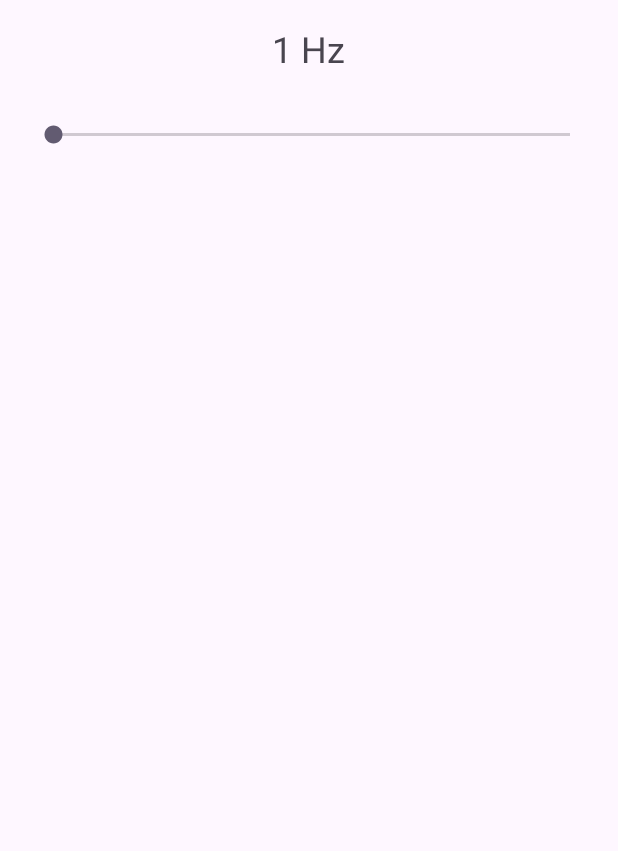
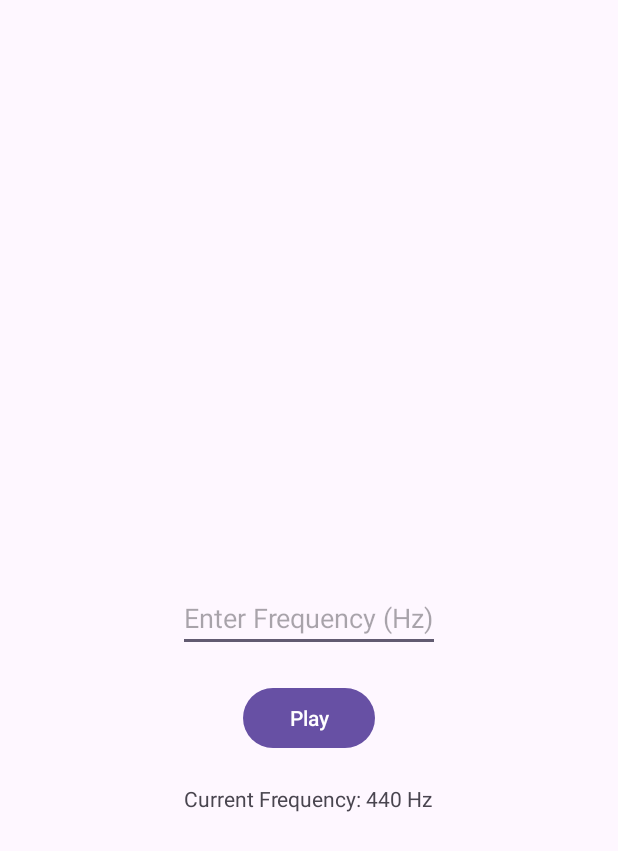
Before and after one commit to CheapPizza/FreqGenAndroid, an Android app: the screen it shows after launch (MainActivity), on a phone screen of 412 x 824 dp. Before the commit the part shown is almost empty. Shown: the top 851 px of the screen. Run offline under Robolectric (Android 15) with nearby library versions, the phone set to English and light mode, and no system bars.

Commit message:
improve UI

```diff
--- a/app/src/main/java/com/example/frequencygenerator/MainActivity.kt
+++ b/app/src/main/java/com/example/frequencygenerator/MainActivity.kt
@@ -2,19 +2,20 @@ package com.example.frequencygenerator
 
 import android.media.AudioAttributes
 import android.media.AudioFormat
-import android.media.AudioManager
 import android.media.AudioTrack
 import android.os.Bundle
 import android.util.Log
-import android.widget.SeekBar
+import android.widget.Button
+import android.widget.EditText
 import android.widget.TextView
 import androidx.appcompat.app.AppCompatActivity
 import kotlin.math.sin
 
 class MainActivity : AppCompatActivity() {
 
+    private lateinit var frequencyEditText: EditText
     private lateinit var frequencyTextView: TextView
-    private lateinit var seekBar: SeekBar
+    private lateinit var playButton: Button
     private var audioTrack: AudioTrack? = null
     private var isPlaying = false
     private val TAG = "FrequencyGenerator"
@@ -23,23 +24,21 @@ class MainActivity : AppCompatActivity() {
         super.onCreate(savedInstanceState)
         setContentView(R.layout.activity_main)
 
+        frequencyEditText = findViewById(R.id.frequencyEditText)
         frequencyTextView = findViewById(R.id.frequencyTextView)
-        seekBar = findViewById(R.id.seekBar)
+        playButton = findViewById(R.id.playButton)
 
-        seekBar.max = 20000
-        seekBar.progress = 200 // Set initial frequency
-
-        seekBar.setOnSeekBarChangeListener(object : SeekBar.OnSeekBarChangeListener {
-            override fun onProgressChanged(seekBar: SeekBar?, progress: Int, fromUser: Boolean) {
-                val frequency = progress.coerceAtLeast(1)
-                frequencyTextView.text = "$frequency Hz"
+        playButton.setOnClickListener {
+            val frequency = frequencyEditText.text.toString().toIntOrNull()
+            if (frequency != null && frequency in 1..20000) {
+                frequencyTextView.text = "Current Frequency: $frequency Hz"
                 playFrequency(frequency)
+                frequencyEditText.text.clear() // Clear the text field
+            } else {
+                Log.d(TAG, "Invalid frequency input")
+                frequencyTextView.text = "Invalid frequency. Enter a value between 1 and 20000 Hz."
             }
-
-            override fun onStartTrackingTouch(seekBar: SeekBar?) {}
-
-            override fun onStopTrackingTouch(seekBar: SeekBar?) {}
-        })
+        }
 
         // Start playing the initial frequency
         playFrequency(440) // Default to 440 Hz
@@ -57,8 +56,7 @@ class MainActivity : AppCompatActivity() {
         val samples = ShortArray(numSamples)
 
         for (i in samples.indices) {
-            samples[i] = (sin(2.0 * Math.PI * frequency * i / sampleRate) * Short.MAX_VALUE).toInt()
-                .toShort()
+            samples[i] = (sin(2.0 * Math.PI * frequency * i / sampleRate) * Short.MAX_VALUE).toInt().toShort()
         }
 
         audioTrack = AudioTrack.Builder()
--- a/app/src/main/res/layout/activity_main.xml
+++ b/app/src/main/res/layout/activity_main.xml
@@ -1,24 +1,34 @@
 <?xml version="1.0" encoding="utf-8"?>
-<LinearLayout xmlns:android="http://schemas.android.com/apk/res/android"
+<RelativeLayout xmlns:android="http://schemas.android.com/apk/res/android"
+    xmlns:tools="http://schemas.android.com/tools"
     android:layout_width="match_parent"
     android:layout_height="match_parent"
-    android:orientation="vertical"
-    android:padding="16dp">
+    tools:context=".MainActivity">
+
+    <EditText
+        android:id="@+id/frequencyEditText"
+        android:layout_width="wrap_content"
+        android:layout_height="wrap_content"
+        android:hint="Enter Frequency (Hz)"
+        android:inputType="number"
+        android:layout_centerHorizontal="true"
+        android:layout_centerVertical="true"/>
+
+    <Button
+        android:id="@+id/playButton"
+        android:layout_width="wrap_content"
+        android:layout_height="wrap_content"
+        android:text="Play"
+        android:layout_below="@id/frequencyEditText"
+        android:layout_centerHorizontal="true"
+        android:layout_marginTop="20dp"/>
 
     <TextView
         android:id="@+id/frequencyTextView"
         android:layout_width="wrap_content"
         android:layout_height="wrap_content"
-        android:text="1 Hz"
-        android:textSize="24sp"
-        android:layout_gravity="center"/>
-
-    <SeekBar
-        android:id="@+id/seekBar"
-        android:layout_width="match_parent"
-        android:layout_height="wrap_content"
-        android:max="30000"
-        android:progress="1"
-        android:layout_marginTop="32dp"/>
-
-</LinearLayout>
+        android:text="Current Frequency: 440 Hz"
+        android:layout_below="@id/playButton"
+        android:layout_centerHorizontal="true"
+        android:layout_marginTop="20dp"/>
+</RelativeLayout>
```
